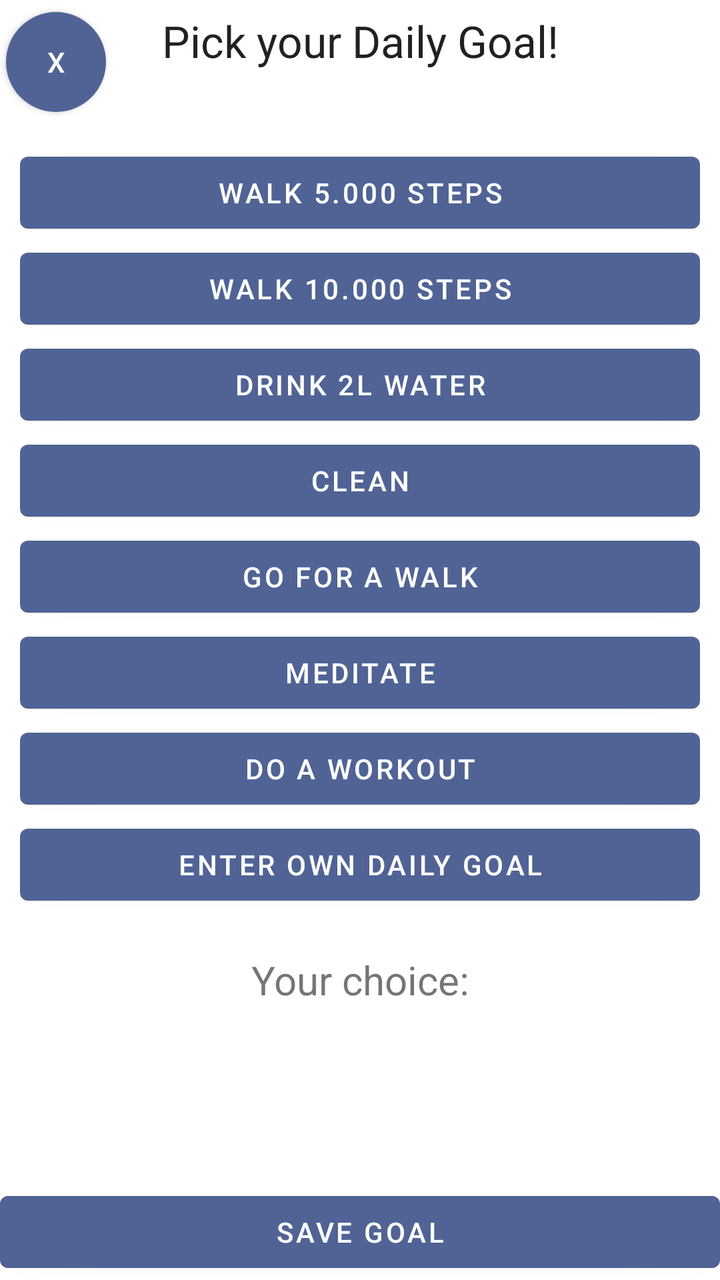
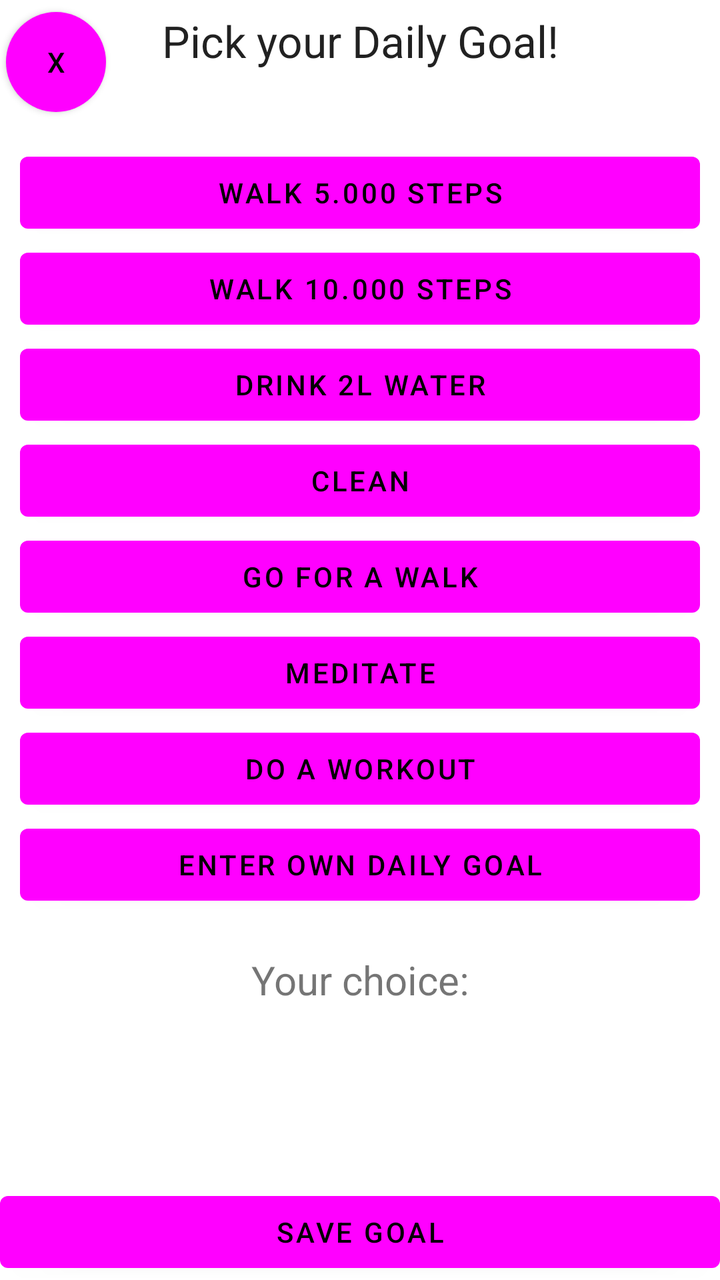

Before-and-after screenshots of an Android layout around one commit, followed by the original layout XML and the change that was made.
<!-- AndroidManifest.xml: application theme Theme.SELab23B02 -->
<!-- res/layout/activity_daily_task.xml -->
<?xml version="1.0" encoding="utf-8"?>
<androidx.constraintlayout.widget.ConstraintLayout xmlns:android="http://schemas.android.com/apk/res/android"
    xmlns:app="http://schemas.android.com/apk/res-auto"
    xmlns:tools="http://schemas.android.com/tools"
    android:layout_width="match_parent"
    android:layout_height="match_parent"
    tools:context=".DailyTaskActivity">
    <Button
        android:layout_width="50dp"
        android:layout_height="50dp"
        android:background="@drawable/round_button"
        android:text="x"
        app:layout_constraintHorizontal_bias="0.01"
        app:layout_constraintVertical_bias="0.01"
        app:layout_constraintLeft_toLeftOf="parent"
        app:layout_constraintRight_toRightOf="parent"
        app:layout_constraintTop_toTopOf="parent"
        app:layout_constraintBottom_toBottomOf="parent"
        android:id="@+id/buttonX"
        />

    <TextView
        android:id="@+id/pickDailyGoalTxt"
        android:layout_width="wrap_content"
        android:layout_height="wrap_content"
        android:text="Pick your Daily Goal!"
        app:layout_constraintBottom_toBottomOf="parent"
        app:layout_constraintTop_toTopOf="parent"
        app:layout_constraintRight_toRightOf="parent"
        app:layout_constraintLeft_toLeftOf="parent"
        android:textAppearance="?android:attr/textAppearanceLarge"
        android:layout_marginTop="-600dp"/>


    <LinearLayout
        android:layout_width="match_parent"
        android:layout_height="wrap_content"
        android:padding="10dp"
        android:orientation="vertical"
        app:layout_constraintTop_toBottomOf="@id/pickDailyGoalTxt"
        android:layout_marginTop="-100dp"
        app:layout_constraintLeft_toLeftOf="parent"
        app:layout_constraintRight_toRightOf="parent"
        app:layout_constraintBottom_toBottomOf="parent">

        <Button
            android:id="@+id/buttonWalk5000Steps"
            android:layout_width="match_parent"
            android:layout_height="match_parent"
            android:text="Walk 5.000 Steps"
            />
        <Button
            android:id="@+id/buttonWalk10000Steps"
            android:layout_width="match_parent"
            android:layout_height="match_parent"
            android:text="Walk 10.000 Steps"
            />
        <Button
            android:id="@+id/buttonDrinkWater"
            android:layout_width="match_parent"
            android:layout_height="match_parent"
            android:text="Drink 2L Water"
            />
        <Button
            android:id="@+id/buttonClean"
            android:layout_width="match_parent"
            android:layout_height="match_parent"
            android:text="Clean"
            />
        <Button
            android:id="@+id/buttonGoForAWalk"
            android:layout_width="match_parent"
            android:layout_height="match_parent"
            android:text="Go for a Walk"
            />
        <Button
            android:id="@+id/buttonMeditate"
            android:layout_width="match_parent"
            android:layout_height="match_parent"
            android:text="Meditate"
            />
        <Button
            android:id="@+id/buttonWorkout"
            android:layout_width="match_parent"
            android:layout_height="match_parent"
            android:text="Do a Workout"
            />
        <Button
            android:id="@+id/buttonOwnDailyGoal"
            android:layout_width="match_parent"
            android:layout_height="match_parent"
            android:text="Enter own Daily Goal"
            />
        <TextView
            android:id="@+id/txtChosenDailyGoal"
            android:layout_width="match_parent"
            android:layout_height="match_parent"
            android:text="Your choice:"
            android:textAlignment="center"
            android:textSize="20dp"
            android:layout_marginTop="20dp"/>

    </LinearLayout>
    <Button
        android:id="@+id/buttonSaveDailyTask"
        android:layout_width="match_parent"
        android:layout_height="wrap_content"
        android:text="Save Goal"
        app:layout_constraintBottom_toBottomOf="parent"
        app:layout_constraintRight_toRightOf="parent"
        app:layout_constraintLeft_toLeftOf="parent"
        android:onClick="saveGoalButtonClicked"
        />

</androidx.constraintlayout.widget.ConstraintLayout>
<!-- resources referenced by this layout -->
<resources>
  <!-- drawable round_button (drawable) -->
  <?xml version="1.0" encoding="utf-8"?>
  <shape xmlns:android="http://schemas.android.com/apk/res/android"
      android:shape="oval">
      <solid android:color="@color/accent_color"/>
  </shape>
  <style name="Theme.SELab23B02" parent="Theme.MaterialComponents.DayNight.DarkActionBar">
          
          <item name="colorPrimary">@color/accent_color</item>
          <item name="colorPrimaryVariant">@color/accent_color</item>
          <item name="colorOnPrimary">@color/white</item>
          
          <item name="colorSecondary">@color/teal_200</item>
          <item name="colorSecondaryVariant">@color/teal_700</item>
          <item name="colorOnSecondary">@color/black</item>
          
          <item name="android:statusBarColor">?attr/colorPrimaryVariant</item>
          
      </style>
  <color name="accent_color">#516395</color>
  <color name="white">#FFFFFFFF</color>
  <color name="teal_200">#FF03DAC5</color>
  <color name="teal_700">#FF018786</color>
  <color name="black">#FF000000</color>
</resources>

<!-- the commit's change to res/layout/activity_daily_task.xml (unified diff, before → after) -->
@@ -4,7 +4,8 @@
     xmlns:tools="http://schemas.android.com/tools"
     android:layout_width="match_parent"
     android:layout_height="match_parent"
-    tools:context=".DailyTaskActivity">
+    tools:context=".DailyTaskActivity"
+    android:id="@+id/dailyTaskActivity">
     <Button
         android:layout_width="50dp"
         android:layout_height="50dp"
<!-- resource entries referenced after the edit -->
@@ -8,9 +8,9 @@
   </shape>
   <style name="Theme.SELab23B02" parent="Theme.MaterialComponents.DayNight.DarkActionBar">
           
-          <item name="colorPrimary">@color/accent_color</item>
+          <item name="colorPrimary">@color/off_white</item>
           <item name="colorPrimaryVariant">@color/accent_color</item>
-          <item name="colorOnPrimary">@color/white</item>
+          <item name="colorOnPrimary">@color/black</item>
           
           <item name="colorSecondary">@color/teal_200</item>
           <item name="colorSecondaryVariant">@color/teal_700</item>
@@ -20,7 +20,6 @@
           
       </style>
   <color name="accent_color">#516395</color>
-  <color name="white">#FFFFFFFF</color>
   <color name="teal_200">#FF03DAC5</color>
   <color name="teal_700">#FF018786</color>
   <color name="black">#FF000000</color>
